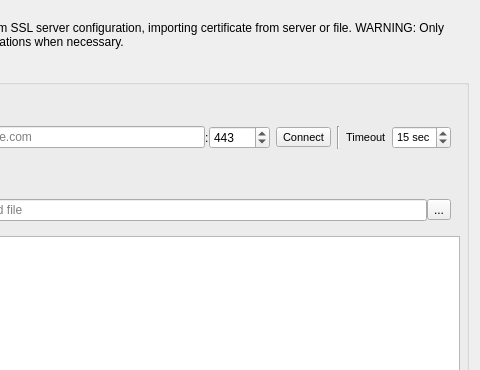
qgis/QGIS, file src/ui/auth/qgsauthsslimportdialog.ui: the form before one commit; both pictures show x 137 to 617 and y 0 to 370 of the 617 by 710 pixel window.
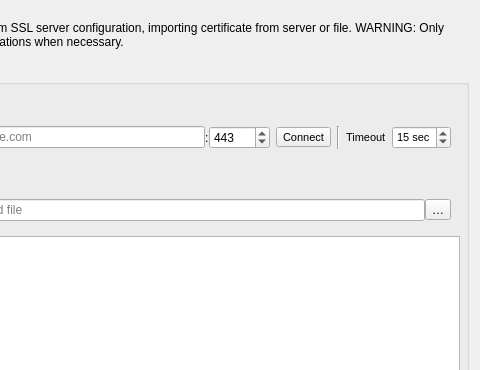
The form after the commit. Custom widgets are drawn as their Qt base class.

```diff
--- a/src/ui/auth/qgsauthsslimportdialog.ui
+++ b/src/ui/auth/qgsauthsslimportdialog.ui
@@ -222,7 +222,7 @@
           <item>
            <widget class="QToolButton" name="btnCertPath">
             <property name="text">
-             <string>...</string>
+             <string>…</string>
             </property>
             <property name="popupMode">
              <enum>QToolButton::InstantPopup</enum>
```
